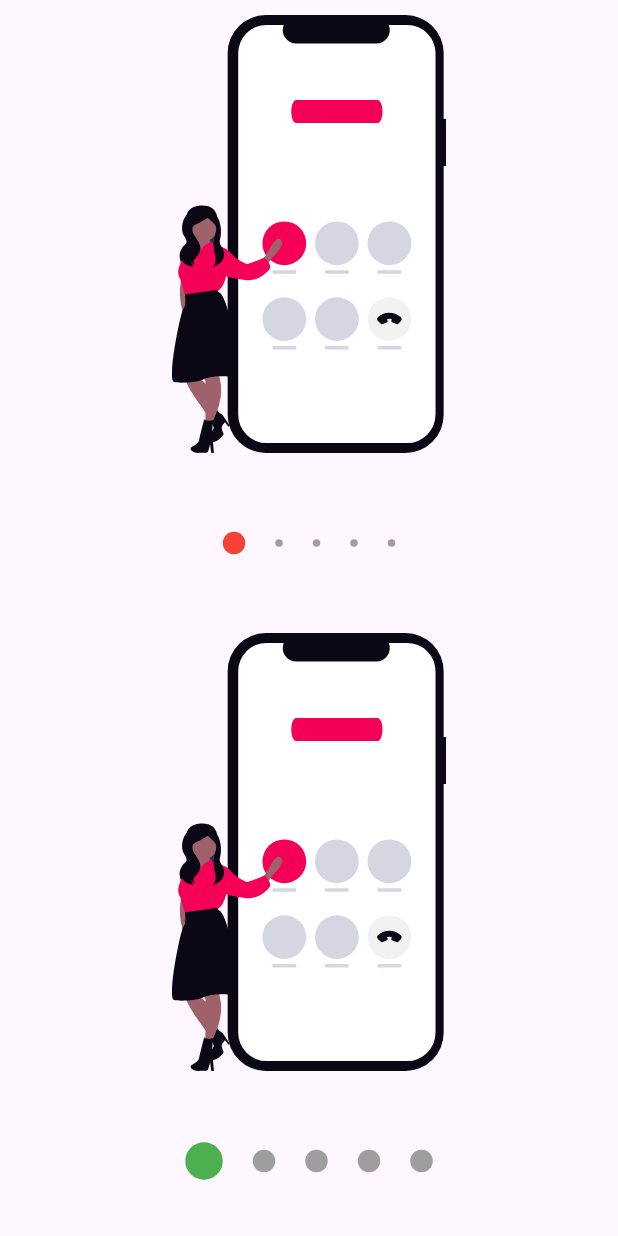
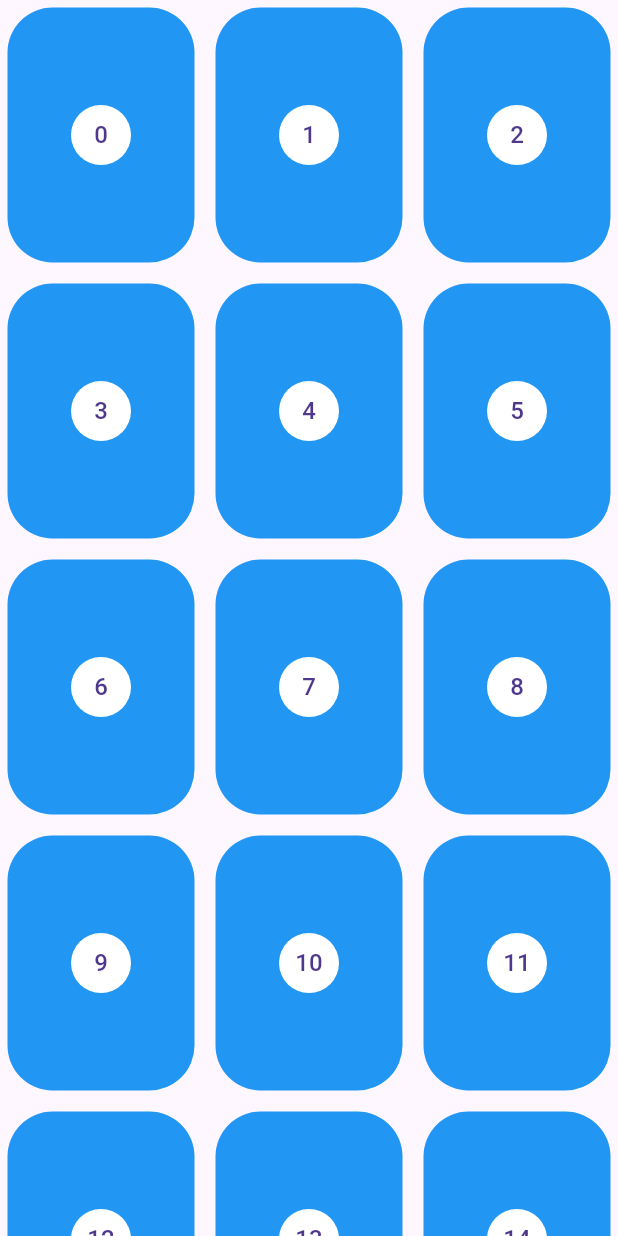
Before and after one commit to msilvabo/FlutterDesignWidgets, a Flutter app: the screen it shows after launch, on a phone screen of 412 x 824 dp. Run offline on Flutter 3.47's test engine with Material 3 defaults, Android fonts, the phone set to English and light mode, and no system bars; our stand-ins replace flutter_svg.

Commit message:
fin secccion 6 - Pinteres layout y Menu

```diff
--- a/lib/main.dart
+++ b/lib/main.dart
@@ -4,7 +4,8 @@
 // import 'package:design_app/scr/labs/slideshow_page.dart';
 // import 'package:design_app/scr/pages/animations_page.dart';
 // import 'package:design_app/scr/pages/headers_page.dart';
-import 'package:design_app/scr/pages/slideshow_page.dart';
+import 'package:design_app/scr/pages/pinteres_page.dart';
+// import 'package:design_app/scr/pages/slideshow_page.dart';
 import 'package:flutter/material.dart';
 
 void main() {
@@ -19,7 +20,7 @@ class MyApp extends StatelessWidget {
     return MaterialApp(
       debugShowCheckedModeBanner: false,
       title: 'Designs App',
-      home: const SlideShowPage()
+      home: PinteresPage()
     );
   }
 }
--- /dev/null
+++ b/lib/scr/pages/pinteres_page.dart
@@ -0,0 +1,167 @@
+import 'dart:math';
+
+import 'package:design_app/scr/widgets/pinterest_menu.dart';
+import 'package:flutter/material.dart';
+import 'package:flutter_staggered_grid_view/flutter_staggered_grid_view.dart';
+import 'package:provider/provider.dart';
+
+class PinteresPage extends StatelessWidget {
+  @override
+  Widget build(BuildContext context) {
+    return Scaffold(
+      body: ChangeNotifierProvider(
+        create: (context) => _PinteresPageModel(),
+        child: Stack(children: [PinteresGrid(), _MenuLocation()]),
+      ),
+      // body: PinteresGrid()
+      // body: PinterestMenu()
+    );
+  }
+}
+
+class _MenuLocation extends StatelessWidget {
+  const _MenuLocation({super.key});
+
+  @override
+  Widget build(BuildContext context) {
+    final widthScreen = MediaQuery.of(context).size.width;
+    final mostrar = Provider.of<_PinteresPageModel>(context).visible;
+
+    final List<PinterestButton> items = [
+      PinterestButton(
+        icon: Icons.pie_chart,
+        onPressed: () {
+          print('pie_chart');
+        },
+      ),
+      PinterestButton(
+        icon: Icons.search,
+        onPressed: () {
+          print('search');
+        },
+      ),
+      PinterestButton(
+        icon: Icons.notifications,
+        onPressed: () {
+          print('notifications');
+        },
+      ),
+      PinterestButton(
+        icon: Icons.supervised_user_circle,
+        onPressed: () {
+          print('supervised_user_circle');
+        },
+      ),
+    ];
+    return Positioned(
+      bottom: 30,
+      child: SizedBox(
+        width: widthScreen,
+        child: Align(
+          alignment: Alignment.bottomCenter,
+          child: PinterestMenu(
+            mostrar: mostrar,
+            backgroundColor: Colors.white,
+            activeColor: Colors.black,
+            inactiveColor: Colors.blueGrey,
+            items: items,
+            ),
+        ),
+      ),
+    );
+  }
+}
+
+class PinteresGrid extends StatefulWidget {
+  const PinteresGrid({super.key});
+
+  @override
+  State<PinteresGrid> createState() => _PinteresGridState();
+}
+
+class _PinteresGridState extends State<PinteresGrid> {
+  final items = List<int>.generate(200, (index) => index);
+  final ScrollController _scrollController = ScrollController();
+  double scrollBefore = 0;
+
+  @override
+  void initState() {
+    _scrollController.addListener(() {
+      if (_scrollController.offset > scrollBefore) {
+        scrollBefore = _scrollController.offset;
+        Provider.of<_PinteresPageModel>(context, listen: false).visible = false;
+      } else {
+        scrollBefore = _scrollController.offset;
+        Provider.of<_PinteresPageModel>(context, listen: false).visible = false;
+      }
+    });
+    super.initState();
+  }
+
+  @override
+  void dispose() {
+    _scrollController.dispose();
+    super.dispose();
+  }
+
+  @override
+  Widget build(BuildContext context) {
+    return MasonryGridView.count(
+      controller: _scrollController,
+      crossAxisCount: 3,
+      crossAxisSpacing: 4,
+      mainAxisSpacing: 4,
+      itemCount: items.length,
+      itemBuilder: (BuildContext context, int index) {
+        final double randomHeight = Random().nextInt(100) + 150;
+        return _PinteresItem(randomHeight: randomHeight, index: items[index]);
+      },
+    );
+  }
+}
+
+class _PinteresItem extends StatelessWidget {
+  const _PinteresItem({
+    super.key,
+    required this.randomHeight,
+    required this.index,
+  });
+
+  final double randomHeight;
+  final int index;
+
+  @override
+  Widget build(BuildContext context) {
+    return GestureDetector(
+      onTap: () {
+        print(index);
+        Provider.of<_PinteresPageModel>(context, listen: false).visible = true;
+      },
+      child: Container(
+        margin: EdgeInsets.all(5),
+        height: randomHeight,
+        decoration: BoxDecoration(
+          color: Colors.blue,
+          borderRadius: BorderRadius.all(Radius.circular(30)),
+        ),
+        child: Center(
+          child: CircleAvatar(
+            backgroundColor: Colors.white,
+            child: Text('$index'),
+          ),
+        ),
+      ),
+    );
+  }
+}
+
+class _PinteresPageModel with ChangeNotifier {
+  bool _visible = false;
+
+  bool get visible => _visible;
+
+  set visible(bool state) {
+    _visible = state;
+    notifyListeners();
+  }
+}
--- /dev/null
+++ b/lib/scr/widgets/pinterest_menu.dart
@@ -0,0 +1,152 @@
+import 'package:flutter/material.dart';
+import 'package:provider/provider.dart';
+
+class PinterestMenu extends StatelessWidget {
+  final bool mostrar;
+  final Color backgroundColor;
+  final Color activeColor;
+  final Color inactiveColor;
+  final List<PinterestButton> items;
+
+
+  PinterestMenu({
+    super.key,
+    required this.mostrar,
+    this.backgroundColor = Colors.white,
+    this.activeColor = Colors.black,
+    this.inactiveColor = Colors.blueGrey,
+    required this.items,
+  });
+
+  @override
+  Widget build(BuildContext context) {
+    return ChangeNotifierProvider(
+      create: (_) => _MenuModel(),
+      child: AnimatedOpacity(
+        duration: Duration(milliseconds: 250),
+        opacity: mostrar ? 1 : 0,
+        child: Builder(
+          builder: (context) {
+            WidgetsBinding.instance.addPostFrameCallback((_) {
+              Provider.of<_MenuModel>(context, listen: false).backgroundColor =
+                  backgroundColor;
+              Provider.of<_MenuModel>(context, listen: false).activeColor =
+                  activeColor;
+              Provider.of<_MenuModel>(context, listen: false).inactiveColor =
+                  inactiveColor;
+            });
+            return _PinteresMenuBackground(child: _MenuItems(items: items));
+          },
+        ),
+      ),
+    );
+  }
+}
+
+class _PinteresMenuBackground extends StatelessWidget {
+  final Widget child;
+
+  const _PinteresMenuBackground({super.key, required this.child});
+
+  @override
+  Widget build(BuildContext context) {
+    Color backgroundColor = Provider.of<_MenuModel>(context).backgroundColor;
+    return Container(
+      height: 70,
+      width: 400,
+      decoration: BoxDecoration(
+        color: backgroundColor,
+        borderRadius: BorderRadius.all(Radius.circular(50)),
+        boxShadow: <BoxShadow>[
+          BoxShadow(color: Colors.black38, blurRadius: 10, spreadRadius: -5),
+        ],
+      ),
+      child: child,
+    );
+  }
+}
+
+class _MenuItems extends StatelessWidget {
+  final List<PinterestButton> items;
+  const _MenuItems({required this.items});
+
+  @override
+  Widget build(BuildContext context) {
+    return Row(
+      mainAxisAlignment: MainAxisAlignment.spaceEvenly,
+      children: List.generate(
+        items.length,
+        (index) => _PinterestMenuButton(index: index, item: items[index]),
+      ),
+    );
+  }
+}
+
+class _PinterestMenuButton extends StatelessWidget {
+  final int index;
+  final PinterestButton item;
+
+  const _PinterestMenuButton({
+    super.key,
+    required this.index,
+    required this.item,
+  });
+  @override
+  Widget build(BuildContext context) {
+    final itemSelect = Provider.of<_MenuModel>(context).itemSelect;
+    final activeColor = Provider.of<_MenuModel>(context).activeColor;
+    final inactiveColor = Provider.of<_MenuModel>(context).inactiveColor;
+    return GestureDetector(
+      behavior: HitTestBehavior.translucent,
+      onTap: () {
+        Provider.of<_MenuModel>(context, listen: false).itemSelect = index;
+        item.onPressed();
+      },
+      child: Icon(
+        item.icon,
+        size: (itemSelect == index) ? 40 : 25,
+        color: (itemSelect == index) ? activeColor : inactiveColor,
+      ),
+    );
+  }
+}
+
+class PinterestButton {
+  final IconData icon;
+  final Function onPressed;
+
+  PinterestButton({required this.onPressed, required this.icon});
+}
+
+class _MenuModel with ChangeNotifier {
+  int _indexSelect = 0;
+  Color _backgroundColor = Colors.white;
+  Color _activeColor = Colors.black;
+  Color _inactiveColor = Colors.blueGrey;
+
+  Color get backgroundColor => _backgroundColor;
+  Color get activeColor => _activeColor;
+  Color get inactiveColor => _inactiveColor;
+
+  set backgroundColor(Color color) {
+    _backgroundColor = color;
+    notifyListeners();
+  }
+
+  set activeColor(Color color) {
+    _activeColor = color;
+    notifyListeners();
+  }
+
+  set inactiveColor(Color color) {
+    _inactiveColor = color;
+    notifyListeners();
+  }
+
+  int get itemSelect => _indexSelect;
+
+  set itemSelect(int value) {
+    _indexSelect = value;
+    notifyListeners();
+  }
+}
--- a/pubspec.yaml
+++ b/pubspec.yaml
@@ -36,7 +36,8 @@ dependencies:
   cupertino_icons: ^1.0.8
   flutter_native_splash: ^2.4.6
   flutter_svg: ^2.1.0
-  provider: ^6.1.4
+  provider: ^6.1.5
+  flutter_staggered_grid_view: ^0.7.0
 
 dev_dependencies:
   flutter_test:
```
Also changed, not shown: pubspec.lock.
